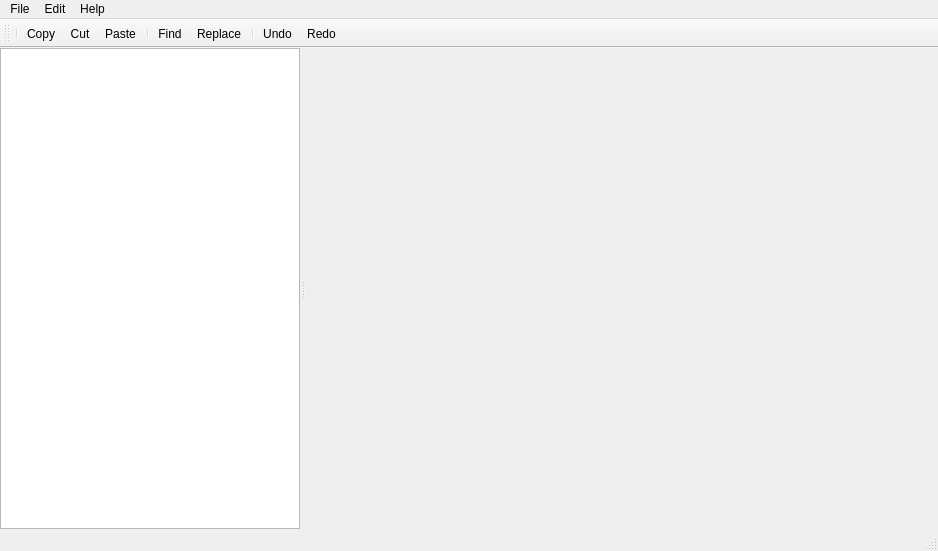
The window that app/src/mainwindow.ui (MansTomb/utext) describes before a commit, drawn with Qt 5.
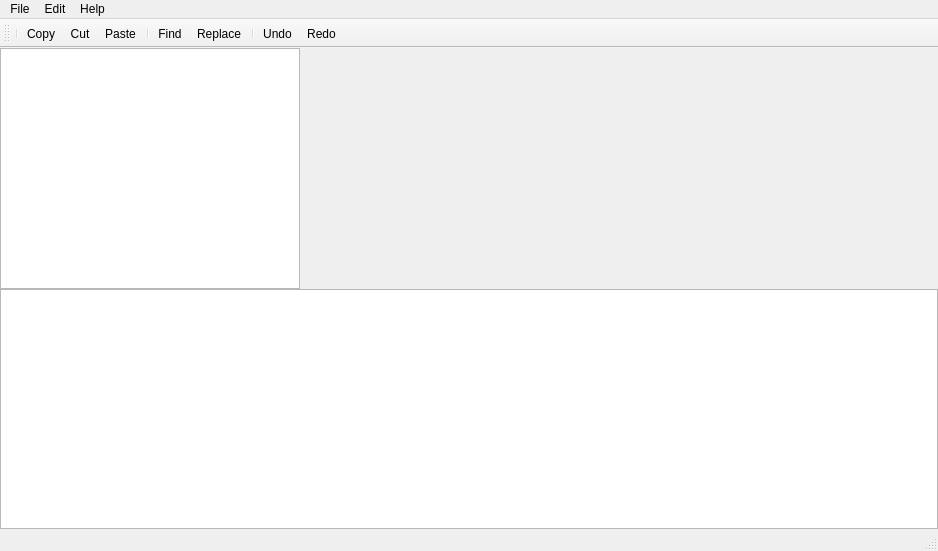
The same window after the commit. Custom widgets are drawn as their Qt base class.

Diff of the .ui file:
```diff
--- a/app/src/mainwindow.ui
+++ b/app/src/mainwindow.ui
@@ -42,7 +42,7 @@
        <enum>Qt::Horizontal</enum>
       </property>
       <property name="handleWidth">
-       <number>5</number>
+       <number>1</number>
       </property>
       <widget class="ProjectView" name="treeView">
        <property name="sizePolicy">
@@ -80,6 +80,9 @@
       </widget>
      </widget>
     </item>
+    <item row="1" column="0">
+     <widget class="Logger" name="textEdit"/>
+    </item>
    </layout>
   </widget>
   <widget class="QMenuBar" name="menubar">
@@ -345,6 +348,11 @@
    <header>emptywidget.h</header>
    <container>1</container>
   </customwidget>
+  <customwidget>
+   <class>Logger</class>
+   <extends>QTextEdit</extends>
+   <header>logger.h</header>
+  </customwidget>
  </customwidgets>
  <resources/>
  <connections/>
```
Left out of the diff: 9 changed lines with no effect on the pictures.
